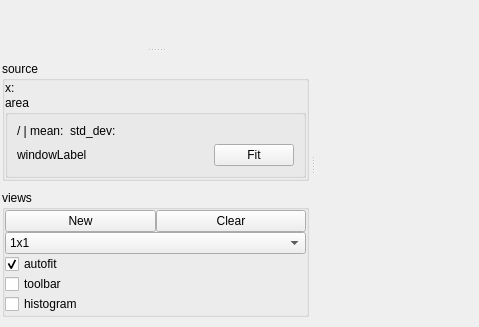
Above: resources/ui/overview.ui from flegac/piaf-edit before the change. Below: the same form after it.
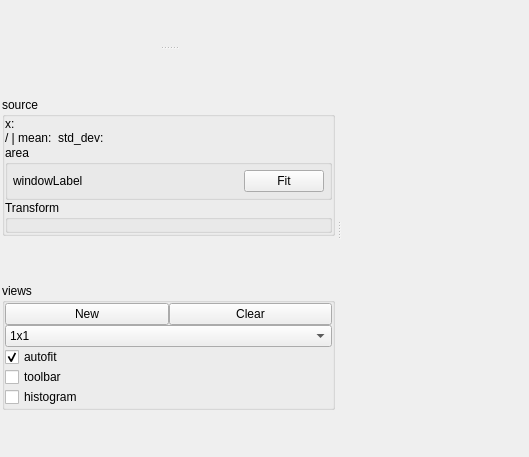
That is the form after the change. Custom widgets are drawn as their Qt base class.

Commit message: chore: refacto overview views

The edit to the form file:
```diff
--- a/resources/ui/overview.ui
+++ b/resources/ui/overview.ui
@@ -6,8 +6,8 @@
    <rect>
     <x>0</x>
     <y>0</y>
-    <width>479</width>
-    <height>327</height>
+       <width>529</width>
+       <height>457</height>
    </rect>
   </property>
   <property name="windowTitle">
@@ -92,7 +92,7 @@
           <property name="maximumSize">
            <size>
             <width>16777215</width>
-            <height>275</height>
+               <height>450</height>
            </size>
           </property>
           <layout class="QGridLayout" name="gridLayout">
@@ -138,6 +138,46 @@
               <property name="spacing">
                <number>0</number>
               </property>
+                 <item row="4" column="1">
+                     <widget class="QGroupBox" name="transformGroup">
+                         <property name="title">
+                             <string>Transform</string>
+                         </property>
+                         <layout class="QHBoxLayout" name="horizontalLayout">
+                             <property name="spacing">
+                                 <number>3</number>
+                             </property>
+                             <property name="leftMargin">
+                                 <number>5</number>
+                             </property>
+                             <property name="topMargin">
+                                 <number>5</number>
+                             </property>
+                             <property name="rightMargin">
+                                 <number>5</number>
+                             </property>
+                             <property name="bottomMargin">
+                                 <number>5</number>
+                             </property>
+                             <item>
+                                 <widget class="TransformPanel" name="transformPanel" native="true"/>
+                             </item>
+                         </layout>
+                     </widget>
+                 </item>
+                 <item row="2" column="1">
+                     <widget class="QLabel" name="distributionLabel">
+                         <property name="sizePolicy">
+                             <sizepolicy hsizetype="Preferred" vsizetype="Fixed">
+                                 <horstretch>0</horstretch>
+                                 <verstretch>0</verstretch>
+                             </sizepolicy>
+                         </property>
+                         <property name="text">
+                             <string>&lt;min&gt;/&lt;max&gt; | mean: &lt;mean&gt; std_dev: &lt;std&gt;</string>
+                         </property>
+                     </widget>
+                 </item>
               <item row="1" column="1">
                <widget class="QLabel" name="sourceLabel">
                 <property name="sizePolicy">
@@ -151,7 +191,7 @@
                 </property>
                </widget>
               </item>
-              <item row="2" column="1">
+                 <item row="3" column="1">
                <widget class="QGroupBox" name="areaGroup">
                 <property name="sizePolicy">
                  <sizepolicy hsizetype="Preferred" vsizetype="Preferred">
@@ -163,6 +203,34 @@
                  <string>area</string>
                 </property>
                 <layout class="QGridLayout" name="gridLayout_2">
+                             <property name="leftMargin">
+                                 <number>5</number>
+                             </property>
+                             <property name="topMargin">
+                                 <number>5</number>
+                             </property>
+                             <property name="rightMargin">
+                                 <number>5</number>
+                             </property>
+                             <property name="bottomMargin">
+                                 <number>5</number>
+                             </property>
+                             <property name="spacing">
+                                 <number>3</number>
+                             </property>
+                             <item row="2" column="0">
+                                 <widget class="QLabel" name="windowLabel">
+                                     <property name="sizePolicy">
+                                         <sizepolicy hsizetype="MinimumExpanding" vsizetype="Preferred">
+                                             <horstretch>0</horstretch>
+                                             <verstretch>0</verstretch>
+                                         </sizepolicy>
+                                     </property>
+                                     <property name="text">
+                                         <string>windowLabel</string>
+                                     </property>
+                                 </widget>
+                             </item>
                  <item row="2" column="1">
                   <widget class="QPushButton" name="bestAspectButton">
                    <property name="sizePolicy">
@@ -182,32 +250,6 @@
                    </property>
                   </widget>
                  </item>
-                 <item row="2" column="0">
-                  <widget class="QLabel" name="windowLabel">
-                   <property name="sizePolicy">
-                    <sizepolicy hsizetype="MinimumExpanding" vsizetype="Preferred">
-                     <horstretch>0</horstretch>
-                     <verstretch>0</verstretch>
-                    </sizepolicy>
-                   </property>
-                   <property name="text">
-                    <string>windowLabel</string>
-                   </property>
-                  </widget>
-                 </item>
-                 <item row="1" column="0" colspan="2">
-                  <widget class="QLabel" name="distributionLabel">
-                   <property name="sizePolicy">
-                    <sizepolicy hsizetype="Preferred" vsizetype="Fixed">
-                     <horstretch>0</horstretch>
-                     <verstretch>0</verstretch>
-                    </sizepolicy>
-                   </property>
-                   <property name="text">
-                    <string>&lt;min&gt;/&lt;max&gt; | mean: &lt;mean&gt; std_dev: &lt;std&gt;</string>
-                   </property>
-                  </widget>
-                 </item>
                 </layout>
                </widget>
               </item>
@@ -348,6 +390,12 @@
    <header>qtwidgets.browser.browser_widget</header>
    <container>1</container>
   </customwidget>
+     <customwidget>
+         <class>TransformPanel</class>
+         <extends>QWidget</extends>
+         <header>piafedit.gui.tools.transform_panel</header>
+         <container>1</container>
+     </customwidget>
  </customwidgets>
  <resources/>
  <connections/>
```
Lines whose indentation alone changed are shown as unchanged. The commit also changes 3 other files.
